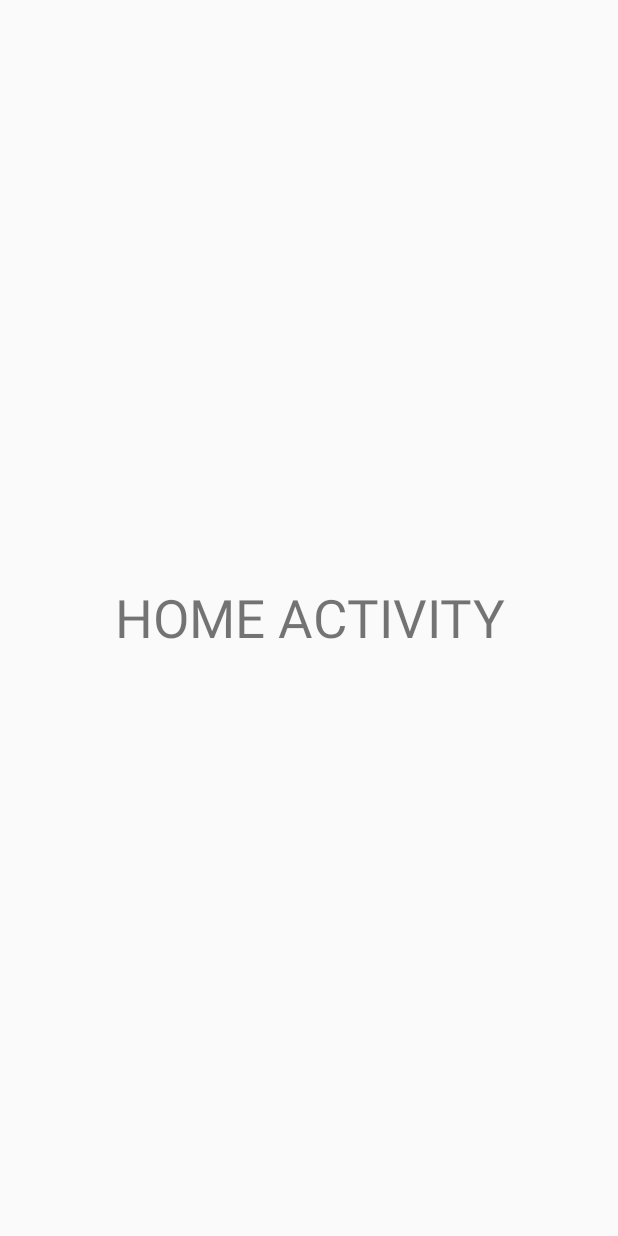
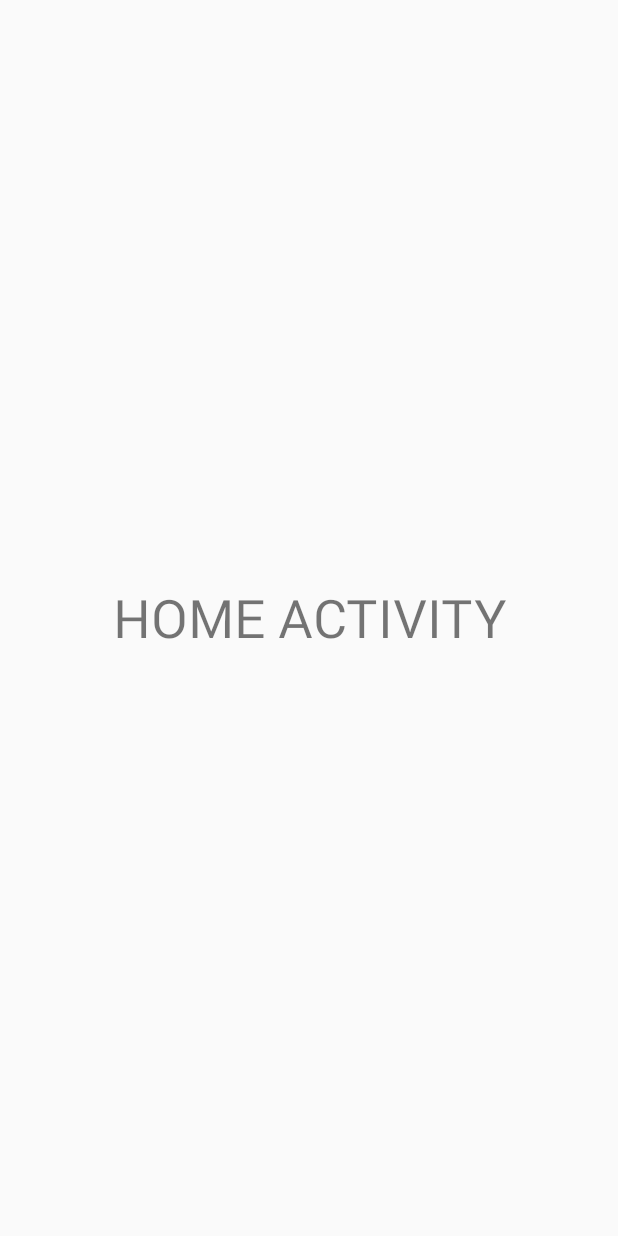
Before and after one commit to jvilaplana/android-shuite-hypertension, an Android app: the screen it shows after launch (HomeActivity), on a phone screen of 412 x 824 dp. Run offline under Robolectric (Android 15) with nearby library versions, the phone set to English and light mode, and no system bars.

Commit message:
created app skeleton 2

```diff
--- a/app/src/main/AndroidManifest.xml
+++ b/app/src/main/AndroidManifest.xml
@@ -6,6 +6,7 @@
         android:allowBackup="true"
         android:icon="@drawable/bpcontrol_iclauncher"
         android:label="@string/app_name"
+        android:name=".application.BPcontrolApplication"
         android:theme="@style/AppTheme" >
         <activity
             android:name=".SplashActivity"
--- a/app/src/main/java/com/android/bpcontrol/HomeActivity.java
+++ b/app/src/main/java/com/android/bpcontrol/HomeActivity.java
@@ -2,18 +2,30 @@ package com.android.bpcontrol;
 
 import android.app.Activity;
 import android.os.Bundle;
+import android.os.Handler;
+
+import com.android.bpcontrol.application.BPcontrolMasterActivity;
 
 /**
  * Created by Adrian on 22/1/15.
  */
-public class HomeActivity extends Activity {
+public class HomeActivity extends BPcontrolMasterActivity {
 
 
     @Override
     public void onCreate(Bundle savedInstanceState) {
         super.onCreate(savedInstanceState);
         setContentView(R.layout.home_activity);
+        showProgressDialog();
+        Handler handler = new Handler();
+        showProgressDialog();
+        handler.postDelayed(new Runnable() {
+            @Override
+            public void run() {
 
+                dissmissProgressDialog();
+            }
+        },4000);
 
     }
 
--- a/app/src/main/java/com/android/bpcontrol/application/BPcontrolApplication.java
+++ b/app/src/main/java/com/android/bpcontrol/application/BPcontrolApplication.java
@@ -1,19 +1,58 @@
 package com.android.bpcontrol.application;
 
 import android.app.Application;
+import android.graphics.Typeface;
 
 /**
  * Created by Adrian Carrera on 22/1/15.
  */
 public class BPcontrolApplication extends Application{
 
+    public static enum RobotoTypeface{
+        Regular,
+        Bold,
+        Italic
+    }
+
+    private Typeface robotoItalic,robotoBold,robotoRegular;
 
     @Override
     public void onCreate() {
         super.onCreate();
-
     }
 
-       //AÑADIR LIBRERIA DE PARSEAR IMAGENES DESDE URL REMOTA
 
+    public Typeface getTypeface(RobotoTypeface type){
+
+        switch(type){
+            case Regular:
+                return getRobotoRegular();
+            case Bold:
+                return getRobotoBold();
+            case Italic:
+                return getRobotoItalic();
+        }
+        return getRobotoRegular();
+    }
+
+    private Typeface getRobotoRegular(){
+        if(robotoRegular == null){
+            robotoRegular = Typeface.createFromAsset(getAssets(),"Roboto-Regular.ttf");
+        }
+        return robotoRegular;
+    }
+
+    private Typeface getRobotoBold(){
+        if(robotoBold == null){
+            robotoBold = Typeface.createFromAsset(getAssets(),"Roboto-Bold.ttf");
+        }
+        return robotoBold;
+    }
+
+    private Typeface getRobotoItalic(){
+        if(robotoItalic == null){
+            robotoItalic= Typeface.createFromAsset(getAssets(),"Roboto-Italic.ttf");
+        }
+        return robotoItalic;
+    }
 }
--- /dev/null
+++ b/app/src/main/java/com/android/bpcontrol/application/BPcontrolMasterActivity.java
@@ -0,0 +1,43 @@
+package com.android.bpcontrol.application;
+
+import android.os.Bundle;
+import android.support.v4.app.FragmentActivity;
+
+import com.android.bpcontrol.customViews.BPcontrolProgressDialog;
+
+/**
+ * Created by Adrian on 22/01/2015.
+ */
+public class BPcontrolMasterActivity extends FragmentActivity {
+
+    private BPcontrolProgressDialog progressDialog;
+
+    @Override
+    public void onCreate(Bundle onInstanceState){
+        super.onCreate(onInstanceState);
+
+    }
+
+    public void showProgressDialog(){
+
+        showProgressDialog("");
+    }
+
+    public void showProgressDialog(String text){
+            if(progressDialog != null){
+
+                progressDialog.dismiss();
+                progressDialog = null;
+            }
+        progressDialog = new BPcontrolProgressDialog(this);
+        progressDialog.setMessage(text);
+        progressDialog.show();
+
+    }
+
+    public void dissmissProgressDialog(){
+        if(progressDialog != null)
+            progressDialog.dismiss();
+            progressDialog = null;
+        }
+}
--- a/app/src/main/java/com/android/bpcontrol/customViews/BPcontrolProgressDialog.java
+++ b/app/src/main/java/com/android/bpcontrol/customViews/BPcontrolProgressDialog.java
@@ -4,6 +4,11 @@ import android.app.ProgressDialog;
 import android.content.Context;
 import android.graphics.Color;
 import android.graphics.drawable.ColorDrawable;
+import android.view.View;
+
+import com.android.bpcontrol.R;
+import com.android.bpcontrol.application.BPcontrolApplication;
+import com.android.bpcontrol.utils.LogBP;
 
 /**
  * Created by Adrian on 22/1/15.
@@ -12,6 +17,7 @@ public class BPcontrolProgressDialog extends ProgressDialog{
 
 
     private String message;
+    private boolean textVisibily;
 
     public BPcontrolProgressDialog(Context context){
         super(context);
@@ -23,8 +29,9 @@ public class BPcontrolProgressDialog extends ProgressDialog{
          init();
     }
 
-    public void setMessage(String message){
+    public void setMessage(String message,boolean visibility){
         this.message = message;
+        this.textVisibily = visibility;
 
     }
 
@@ -33,6 +40,28 @@ public class BPcontrolProgressDialog extends ProgressDialog{
         getWindow().setBackgroundDrawable(new ColorDrawable(Color.TRANSPARENT));
     }
 
-    //FUNCION SHOW
+    @Override
+    public void show(){
+
+        try{
+            super.show();
+            View view = getLayoutInflater().inflate(R.layout.custumprogressdialog,null);
+            RobotoTextView textview = (RobotoTextView) view.findViewById(R.id.progressMessage);
+            if (message != null && !message.equals("") && textVisibily) {
+                textview.setText(message);
+            }else{
+
+                textview.setVisibility(View.GONE);
+            }
+            setContentView(view);
+
+        }catch (Exception e){
+            LogBP.printStackTrace(e);
+        }
+
+
+
+    }
+
 
 }
--- /dev/null
+++ b/app/src/main/java/com/android/bpcontrol/customViews/RobotoTextView.java
@@ -0,0 +1,61 @@
+package com.android.bpcontrol.customViews;
+
+import android.annotation.TargetApi;
+import android.content.Context;
+import android.util.AttributeSet;
+import android.widget.TextView;
+import android.os.Build;
+
+import com.android.bpcontrol.application.BPcontrolApplication;
+import com.android.bpcontrol.utils.LogBP;
+
+/**
+ * Created by Adrian on 22/01/2015.
+ */
+public class RobotoTextView extends TextView {
+    public RobotoTextView(Context context) {
+        super(context);
+    }
+
+    public RobotoTextView(Context context, AttributeSet attrs) {
+        super(context, attrs);
+        setTypeface();
+    }
+
+    public RobotoTextView(Context context, AttributeSet attrs, int defStyleAttr) {
+        super(context, attrs, defStyleAttr);
+        setTypeface();
+    }
+
+    @TargetApi(Build.VERSION_CODES.LOLLIPOP)
+    public RobotoTextView(Context context, AttributeSet attrs, int defStyleAttr, int defStyleRes) {
+        super(context, attrs, defStyleAttr, defStyleRes);
+        setTypeface();
+    }
+
+    public void setTypeface(){
+        if(getTag()==null){
+            setTag("RobotoRegular");
+        }
+        try {
+
+            if(getTag().equals("RobotoRegular")){
+                setTypeface(((BPcontrolApplication) getContext().getApplicationContext())
+                               .getTypeface(BPcontrolApplication.RobotoTypeface.Regular));
+            }else if(getTag().equals("RobotoBold")){
+                setTypeface(((BPcontrolApplication) getContext().getApplicationContext())
+                                .getTypeface(BPcontrolApplication.RobotoTypeface.Bold));
+            }else if(getTag().equals("RobotoItalic")){
+                setTypeface(((BPcontrolApplication) getContext().getApplicationContext())
+                                .getTypeface(BPcontrolApplication.RobotoTypeface.Italic));
+            }
+
+        }catch(Exception e){
+            LogBP.printStackTrace(e);
+            setTypeface(((BPcontrolApplication) getContext().getApplicationContext())
+                    .getTypeface(BPcontrolApplication.RobotoTypeface.Regular));
+
+        }
+
+    }
+}
--- a/app/src/main/res/layout/home_activity.xml
+++ b/app/src/main/res/layout/home_activity.xml
@@ -3,10 +3,12 @@
 android:layout_width="match_parent"
 android:layout_height="match_parent">
 
-    <TextView
+    <com.android.bpcontrol.customViews.RobotoTextView
+        android:id="@+id/prueba"
         android:layout_width="match_parent"
         android:layout_height="wrap_content"
         android:text="HOME ACTIVITY"
+        android:tag="RobotoRegular"
         android:gravity="center"
         android:layout_centerVertical="true"
         android:textSize="35sp"/>
```
Also changed, not shown: app/src/main/java/com/android/bpcontrol/utils/LogBP.java (+15 -7 lines), app/src/main/res/layout/custumprogressdialog.xml (added, +21 -0 lines), app/src/main/assets/Roboto-Bold.ttf (added), app/src/main/assets/Roboto-Italic.ttf (added), app/src/main/assets/Roboto-Regular.ttf (added).
